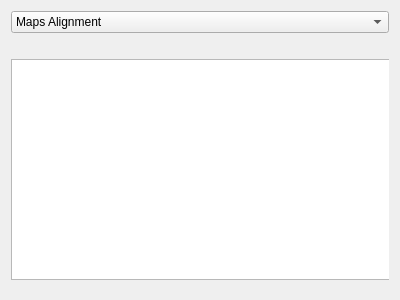
Old version of the form ogm_gui/ui/map.ui in the repository MariosPro/thesis.
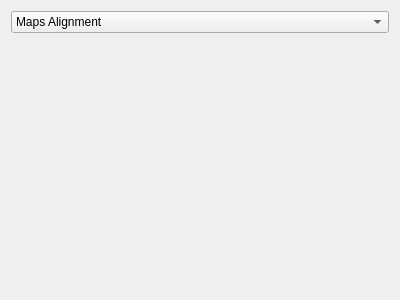
New version of the form. The open tabs and pages were chosen to show the change.

Commit message: Display features image in gui

```diff
--- a/ogm_gui/ui/map.ui
+++ b/ogm_gui/ui/map.ui
@@ -82,6 +82,36 @@
        </property>
       </widget>
      </widget>
+     <widget class="QWidget" name="features">
+      <property name="sizePolicy">
+       <sizepolicy hsizetype="Preferred" vsizetype="Preferred">
+        <horstretch>0</horstretch>
+        <verstretch>0</verstretch>
+       </sizepolicy>
+      </property>
+      <widget class="QLabel" name="featuresLabel">
+       <property name="geometry">
+        <rect>
+         <x>10</x>
+         <y>30</y>
+         <width>361</width>
+         <height>211</height>
+        </rect>
+       </property>
+       <property name="sizePolicy">
+        <sizepolicy hsizetype="Expanding" vsizetype="Expanding">
+         <horstretch>0</horstretch>
+         <verstretch>0</verstretch>
+        </sizepolicy>
+       </property>
+       <property name="text">
+        <string/>
+       </property>
+       <property name="scaledContents">
+        <bool>true</bool>
+       </property>
+      </widget>
+     </widget>
      <widget class="QWidget" name="initialMatching">
       <property name="sizePolicy">
        <sizepolicy hsizetype="Expanding" vsizetype="Expanding">
```
Left out of the diff: 5 changed lines with no effect on the pictures. The commit also changes 13 other files.
